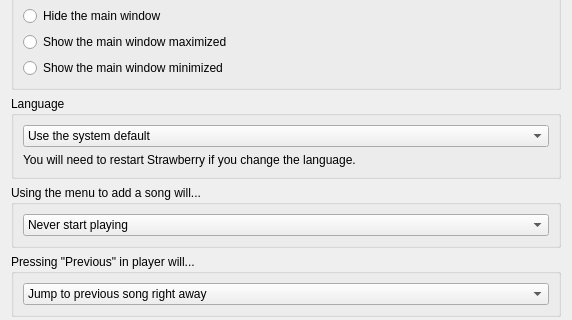
The window that src/settings/behavioursettingspage.ui (Genki-jp0/Akousma) describes before a commit, drawn with Qt 5; both pictures show x 0 to 572 and y 242 to 562 of the 572 by 931 pixel window.
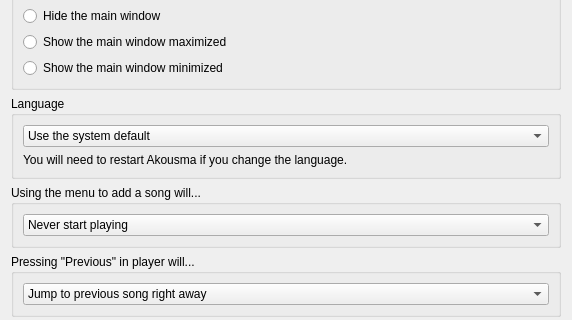
The same window after the commit.

Commit message: Say Akousma instead of Strawberry in the user interface

Patch:
```diff
--- a/src/settings/behavioursettingspage.ui
+++ b/src/settings/behavioursettingspage.ui
@@ -130,7 +130,7 @@
       <item>
        <widget class="QLabel" name="label_language">
         <property name="text">
-         <string>You will need to restart Strawberry if you change the language.</string>
+         <string>You will need to restart Akousma if you change the language.</string>
         </property>
        </widget>
       </item>
```
The commit also changes 45 other files.
